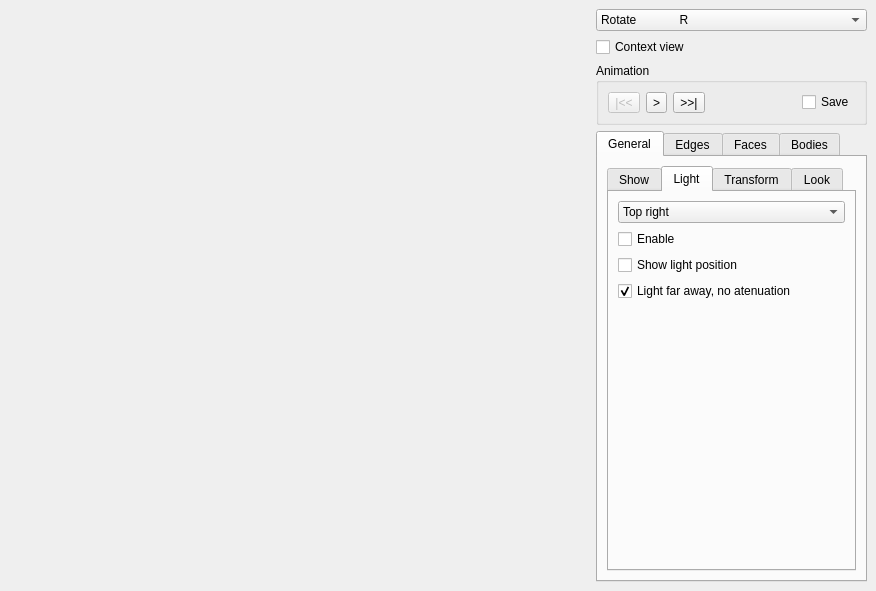
Qt form MainWindow.ui (danlipsa/foamvis) before a commit.
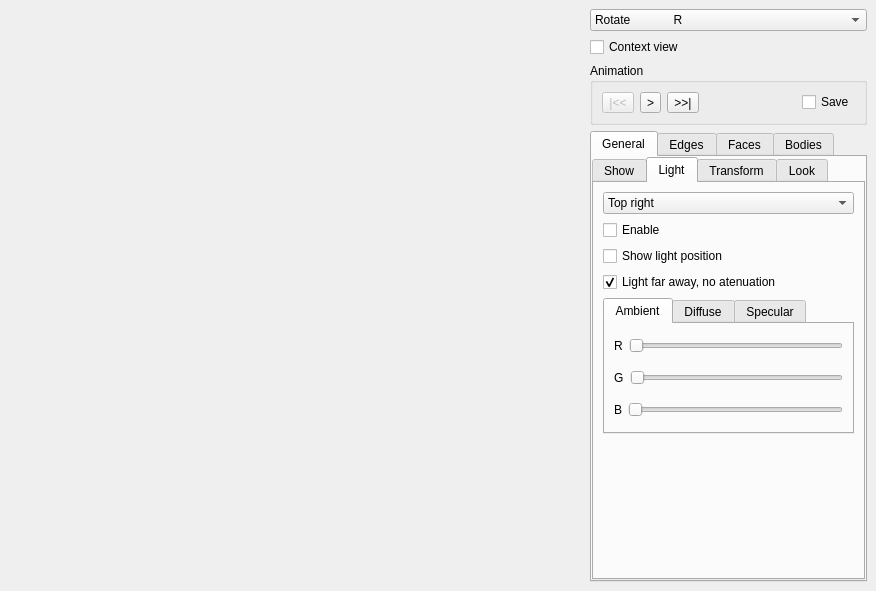
The same form after that commit. Custom widgets are drawn as their Qt base class.

Patch:
```diff
--- a/MainWindow.ui
+++ b/MainWindow.ui
@@ -36,9 +36,6 @@
        </sizepolicy>
       </property>
       <layout class="QVBoxLayout" name="verticalLayout_5" stretch="1,0,0,0">
-       <property name="spacing">
-        <number>6</number>
-       </property>
        <property name="margin">
         <number>0</number>
        </property>
@@ -116,9 +113,6 @@
        </sizepolicy>
       </property>
       <layout class="QVBoxLayout" name="verticalLayout_20">
-       <property name="spacing">
-        <number>6</number>
-       </property>
        <property name="sizeConstraint">
         <enum>QLayout::SetDefaultConstraint</enum>
        </property>
@@ -261,6 +255,9 @@
            <string>General</string>
           </attribute>
           <layout class="QVBoxLayout" name="verticalLayout_14">
+           <property name="margin">
+            <number>0</number>
+           </property>
            <item>
             <widget class="QTabWidget" name="tabWidgetGeneralOptions">
              <property name="currentIndex">
@@ -367,6 +364,99 @@
                  </property>
                 </widget>
                </item>
+               <item>
+                <widget class="QTabWidget" name="tabWidget_2">
+                 <property name="currentIndex">
+                  <number>0</number>
+                 </property>
+                 <widget class="QWidget" name="tab">
+                  <attribute name="title">
+                   <string>Ambient</string>
+                  </attribute>
+                  <layout class="QVBoxLayout" name="verticalLayout_10">
+                   <item>
+                    <widget class="QWidget" name="widget_4" native="true">
+                     <layout class="QHBoxLayout" name="horizontalLayout_4">
+                      <property name="margin">
+                       <number>0</number>
+                      </property>
+                      <item>
+                       <widget class="QLabel" name="label">
+                        <property name="text">
+                         <string>R</string>
+                        </property>
+                       </widget>
+                      </item>
+                      <item>
+                       <widget class="QSlider" name="horizontalSlider">
+                        <property name="orientation">
+                         <enum>Qt::Horizontal</enum>
+                        </property>
+                       </widget>
+                      </item>
+                     </layout>
+                    </widget>
+                   </item>
+                   <item>
+                    <widget class="QWidget" name="widget_5" native="true">
+                     <layout class="QHBoxLayout" name="horizontalLayout_7">
+                      <property name="margin">
+                       <number>0</number>
+                      </property>
+                      <item>
+                       <widget class="QLabel" name="label_4">
+                        <property name="text">
+                         <string>G</string>
+                        </property>
+                       </widget>
+                      </item>
+                      <item>
+                       <widget class="QSlider" name="horizontalSlider_2">
+                        <property name="orientation">
+                         <enum>Qt::Horizontal</enum>
+                        </property>
+                       </widget>
+                      </item>
+                     </layout>
+                    </widget>
+                   </item>
+                   <item>
+                    <widget class="QWidget" name="widget_6" native="true">
+                     <layout class="QHBoxLayout" name="horizontalLayout_9">
+                      <property name="margin">
+                       <number>0</number>
+                      </property>
+                      <item>
+                       <widget class="QLabel" name="label_6">
+                        <property name="text">
+                         <string>B</string>
+                        </property>
+                       </widget>
+                      </item>
+                      <item>
+                       <widget class="QSlider" name="horizontalSlider_3">
+                        <property name="orientation">
+                         <enum>Qt::Horizontal</enum>
+                        </property>
+                       </widget>
+                      </item>
+                     </layout>
+                    </widget>
+                   </item>
+                  </layout>
+                 </widget>
+                 <widget class="QWidget" name="tab_2">
+                  <attribute name="title">
+                   <string>Diffuse</string>
+                  </attribute>
+                 </widget>
+                 <widget class="QWidget" name="tab_3">
+                  <attribute name="title">
+                   <string>Specular</string>
+                  </attribute>
+                 </widget>
+                </widget>
+               </item>
                <item>
                 <spacer name="verticalSpacer_2">
                  <property name="orientation">
@@ -653,6 +743,9 @@
            <string>Edges</string>
           </attribute>
           <layout class="QVBoxLayout" name="verticalLayout_8">
+           <property name="margin">
+            <number>12</number>
+           </property>
            <item>
             <widget class="QGroupBox" name="groupBox_2">
              <property name="sizePolicy">
```
Left out of the diff: 183 changed lines with no effect on the pictures.
